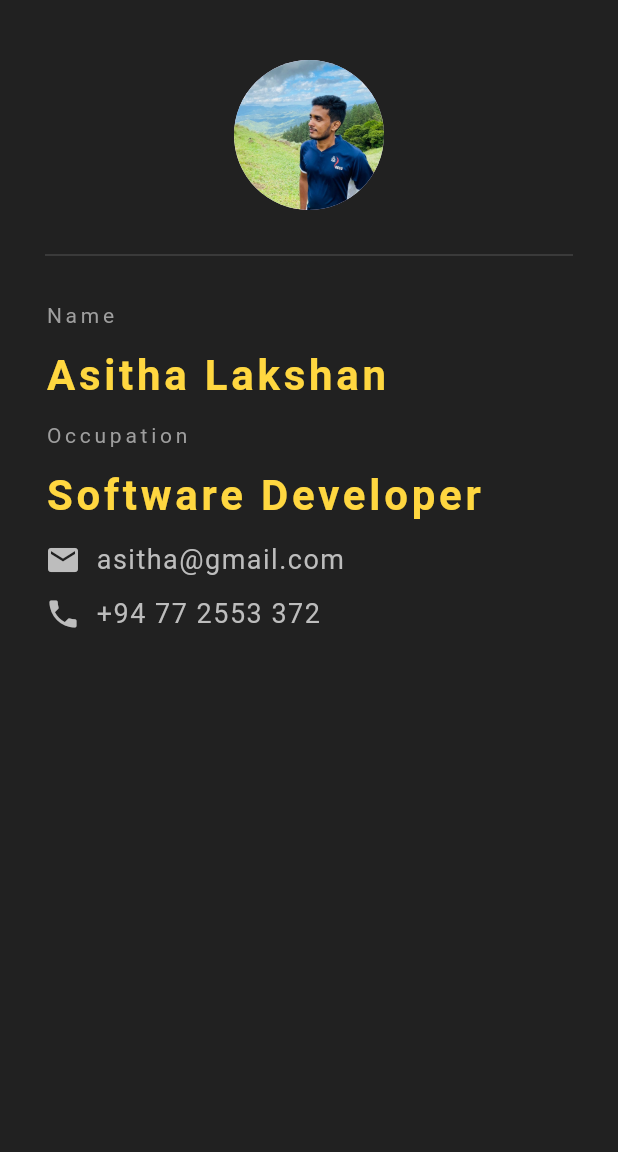
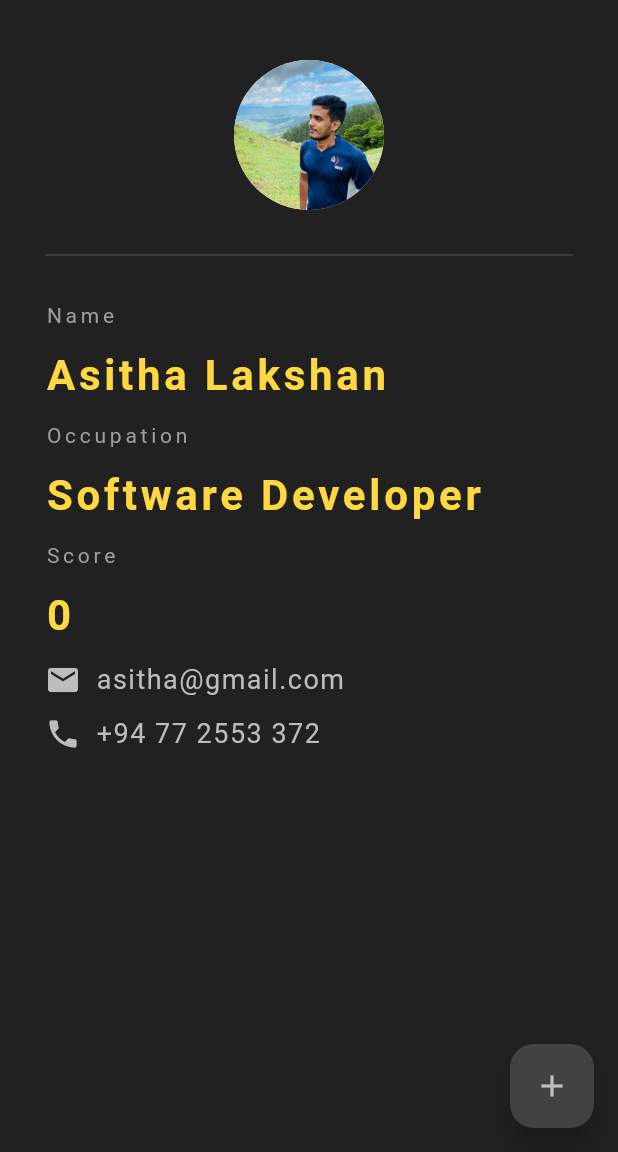
Before and after one commit to asithalakshan/my_id_card, a Flutter app: the screen it shows after launch, on a phone screen of 412 x 824 dp, the part 84-1236 px from its top. Run offline on Flutter 3.47's test engine with Material 3 defaults, Android fonts, the phone set to English and light mode, and no system bars.

Commit message:
Add level incrementer

```diff
--- a/lib/main.dart
+++ b/lib/main.dart
@@ -6,8 +6,16 @@ void main() {
   ));
 }
 
-class Home extends StatelessWidget {
+class Home extends StatefulWidget {
   const Home({super.key});
+
+  @override
+  State<Home> createState() => _HomeState();
+}
+
+class _HomeState extends State<Home> {
+
+  int level = 0;
 
   @override
   Widget build(BuildContext context) {
@@ -18,6 +26,14 @@ class Home extends StatelessWidget {
         centerTitle: true,
         backgroundColor: Colors.grey[800],
         elevation: 0.0,
+      ),
+      floatingActionButton: FloatingActionButton(
+        onPressed: () => {
+          setState(() => level += 1
+          )
+        },
+        backgroundColor: Colors.grey[800],
+        child: Icon(Icons.add, color: Colors.grey[400]),
       ),
       body: Padding(
         padding: const EdgeInsets.fromLTRB(30, 40, 30, 0),
@@ -70,6 +86,24 @@ class Home extends StatelessWidget {
               ),
             ),
             const SizedBox(height: 10),
+            const Text(
+              'Score',
+              style: TextStyle(
+                color: Colors.grey,
+                letterSpacing: 2.5,
+              ),
+            ),
+            const SizedBox(height: 10),
+            Text(
+              '$level',
+              style: TextStyle(
+                color: Colors.amberAccent[200],
+                letterSpacing: 2.5,
+                fontSize: 28,
+                fontWeight: FontWeight.bold
+              ),
+            ),
+            const SizedBox(height: 10),
             Row(
               children: <Widget>[
                 Icon(
```
